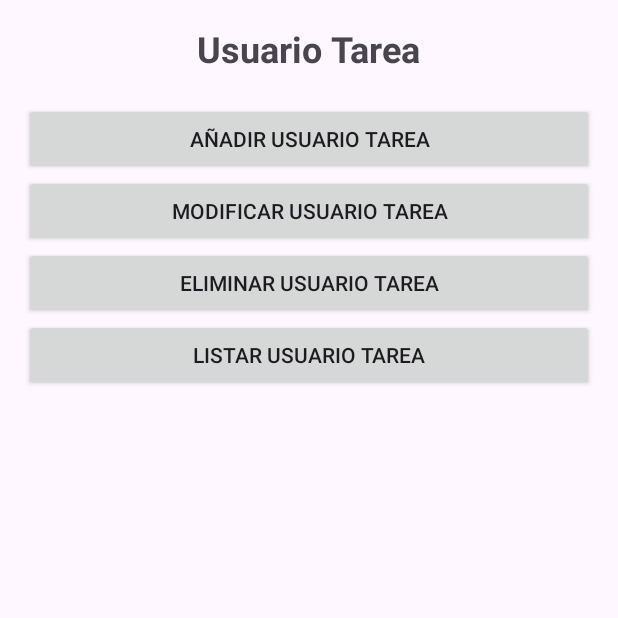
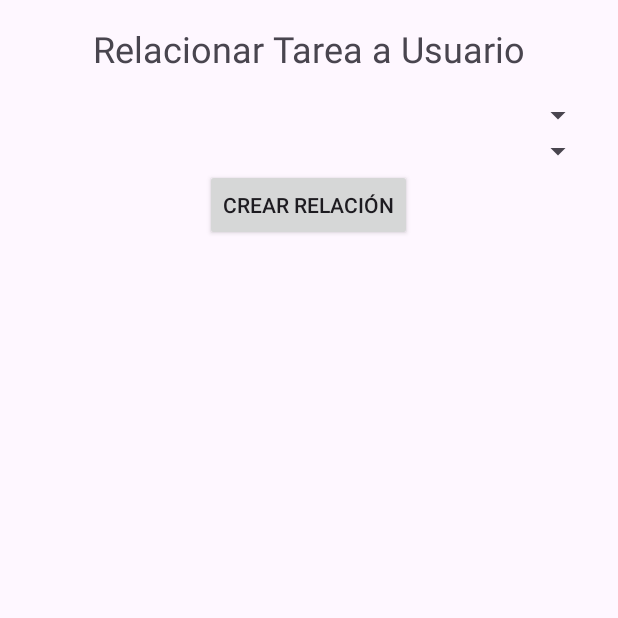
Before and after one commit to familycontained/AndroidBD, an Android app: the Usuario_Tareas screen opened directly, with no data from a screen before it, after a tap on "AÑADIR USUARIO TAREA", on a phone screen of 412 x 824 dp, the top half of it. Run offline under Robolectric (Android 15) with nearby library versions, the phone set to English and light mode, and no system bars.

Commit message:
XML Relacion

```diff
--- a/BDFamilyContained/app/src/main/java/com/example/bdfamilycontained/Usuario_Tareas.java
+++ b/BDFamilyContained/app/src/main/java/com/example/bdfamilycontained/Usuario_Tareas.java
@@ -1,16 +1,30 @@
 package com.example.bdfamilycontained;
 
 import android.app.Activity;
+import android.content.ContentValues;
+import android.database.Cursor;
+import android.database.sqlite.SQLiteDatabase;
 import android.os.Bundle;
 import android.view.View;
+import android.widget.AdapterView;
+import android.widget.ArrayAdapter;
 import android.widget.Button;
+import android.widget.Spinner;
+import android.widget.Toast;
+
+import java.util.ArrayList;
 
 public class Usuario_Tareas extends Activity {
 
+    private ArrayList<Integer> usuariosIds;
+    private ArrayList<Integer> tareasIds;
     @Override
     protected void onCreate(Bundle savedInstanceState) {
         super.onCreate(savedInstanceState);
         setContentView(R.layout.menu_usuario_tarea);
+
+        usuariosIds = new ArrayList<>();
+        tareasIds = new ArrayList<>();
 
         Button botonRegistroUsuario_Tareas = findViewById(R.id.aniadir_usuario_tarea);
         botonRegistroUsuario_Tareas.setOnClickListener(new View.OnClickListener() {
@@ -46,8 +60,137 @@ public class Usuario_Tareas extends Activity {
     }
 
     private void crearUsuario_Tarea() {
+        setContentView(R.layout.crear_usuario_tarea); // Asegúrate de que este es el nombre correcto de tu layout
+
+        Spinner spinnerUsuarios = findViewById(R.id.spinnerSeleccionarUsuario);
+        Spinner spinnerTareas = findViewById(R.id.spinnerSeleccionarTarea);
+        Button btnCrearRelacion = findViewById(R.id.btnCrearRelacion);
+
+        cargarUsuariosEnSpinner(spinnerUsuarios);
+        cargarTareasEnSpinner(spinnerTareas);
+
+        btnCrearRelacion.setOnClickListener(new View.OnClickListener() {
+            @Override
+            public void onClick(View view) {
+                int idUsuario = obtenerIdDeSpinner(spinnerUsuarios, usuariosIds);
+                int idTarea = obtenerIdDeSpinner(spinnerTareas, tareasIds);
+                if (idUsuario != -1 && idTarea != -1) {
+                    guardarRelacionUsuarioTarea(idUsuario, idTarea);
+                } else {
+                    Toast.makeText(Usuario_Tareas.this, "Selección no válida", Toast.LENGTH_SHORT).show();
+                }
+            }
+        });
 
     }
+
+    private void cargarUsuariosEnSpinner(Spinner spinner) {
+        DatabaseHelper dbHelper = new DatabaseHelper(this);
+        SQLiteDatabase db = dbHelper.getReadableDatabase();
+
+        Cursor cursor = db.rawQuery("SELECT idUsuarios, nombre FROM Usuarios", null);
+        ArrayList<String> usuarios = new ArrayList<>();
+        usuariosIds = new ArrayList<>(); // Asegúrate de que usuariosIds es un miembro de la clase
+
+        int idColumnIndex = cursor.getColumnIndex("idUsuarios");
+        int nameColumnIndex = cursor.getColumnIndex("nombre");
+
+        if (idColumnIndex != -1 && nameColumnIndex != -1) {
+            while (cursor.moveToNext()) {
+                int id = cursor.getInt(idColumnIndex);
+                String nombreUsuario = cursor.getString(nameColumnIndex);
+                usuarios.add(nombreUsuario);
+                usuariosIds.add(id);
+            }
+        }
+        cursor.close();
+
+        ArrayAdapter<String> adapter = new ArrayAdapter<>(this, android.R.layout.simple_spinner_item, usuarios);
+        adapter.setDropDownViewResource(android.R.layout.simple_spinner_dropdown_item);
+        spinner.setAdapter(adapter);
+
+
+        spinner.setOnItemSelectedListener(new AdapterView.OnItemSelectedListener() {
+            @Override
+            public void onItemSelected(AdapterView<?> parent, View view, int position, long id) {
+                // Guarda el ID del usuario seleccionado
+                int selectedUserId = usuariosIds.get(position);
+                // Haz algo con el ID seleccionado si es necesario
+            }
+
+            @Override
+            public void onNothingSelected(AdapterView<?> parent) {
+            }
+        });
+    }
+
+
+    private void cargarTareasEnSpinner(Spinner spinner) {
+        DatabaseHelper dbHelper = new DatabaseHelper(this);
+        SQLiteDatabase db = dbHelper.getReadableDatabase();
+
+        Cursor cursor = db.rawQuery("SELECT idTarea, Descripcion FROM Tareas", null);
+        ArrayList<String> tareas = new ArrayList<>();
+        tareasIds = new ArrayList<>(); // Asegúrate de que tareasIds es un miembro de la clase
+
+        int idColumnIndex = cursor.getColumnIndex("idTarea");
+        int descripcionColumnIndex = cursor.getColumnIndex("Descripcion");
+
+        if (idColumnIndex != -1 && descripcionColumnIndex != -1) {
+            while (cursor.moveToNext()) {
+                int id = cursor.getInt(idColumnIndex);
+                String descripcion = cursor.getString(descripcionColumnIndex);
+                tareas.add(descripcion);
+                tareasIds.add(id);
+            }
+        }
+        cursor.close();
+
+        ArrayAdapter<String> adapter = new ArrayAdapter<>(this, android.R.layout.simple_spinner_item, tareas);
+        adapter.setDropDownViewResource(android.R.layout.simple_spinner_dropdown_item);
+        spinner.setAdapter(adapter);
+        spinner.setOnItemSelectedListener(new AdapterView.OnItemSelectedListener() {
+            @Override
+            public void onItemSelected(AdapterView<?> parent, View view, int position, long id) {
+                // Guarda el ID de la tarea seleccionada
+                int selectedTaskId = tareasIds.get(position);
+                // Haz algo con el ID seleccionado si es necesario
+            }
+
+            @Override
+            public void onNothingSelected(AdapterView<?> parent) {
+            }
+        });
+    }
+
+
+    private int obtenerIdDeSpinner(Spinner spinner, ArrayList<Integer> ids) {
+        int position = spinner.getSelectedItemPosition();
+        if (position < 0 || position >= ids.size()) {
+            return -1; // o algún valor que indique que no es una selección válida
+        }
+        return ids.get(position);
+    }
+
+
+    private void guardarRelacionUsuarioTarea(int idUsuario, int idTarea) {
+        DatabaseHelper dbHelper = new DatabaseHelper(this);
+        SQLiteDatabase db = dbHelper.getWritableDatabase();
+
+        ContentValues values = new ContentValues();
+        values.put("idUsuarios", idUsuario);
+        values.put("idTarea", idTarea);
+
+        long result = db.insert("Usuario_Tarea", null, values);
+        db.close();
+
+        if (result != -1) {
+            Toast.makeText(this, "Relación creada", Toast.LENGTH_SHORT).show();
+        } else {
+            Toast.makeText(this, "Error al crear la relación", Toast.LENGTH_SHORT).show();
+        }
+    }
+
 
     private void modificarUsuario_Tareas() {
 
--- a/BDFamilyContained/app/src/main/res/layout/modificar_usuario_tarea.xml
+++ b/BDFamilyContained/app/src/main/res/layout/modificar_usuario_tarea.xml
@@ -8,7 +8,7 @@
     <TextView
         android:layout_width="wrap_content"
         android:layout_height="wrap_content"
-        android:text="@string/relacionar_tarea_a_usuario"
+        android:text="@string/modificar_usuario_tarea"
         android:textSize="24sp"
         android:layout_gravity="center_horizontal"
         android:layout_marginBottom="16dp" />
```
Also changed, not shown: BDFamilyContained/app/src/main/res/layout/listar_usuario_tarea.xml (+18 -3 lines).
